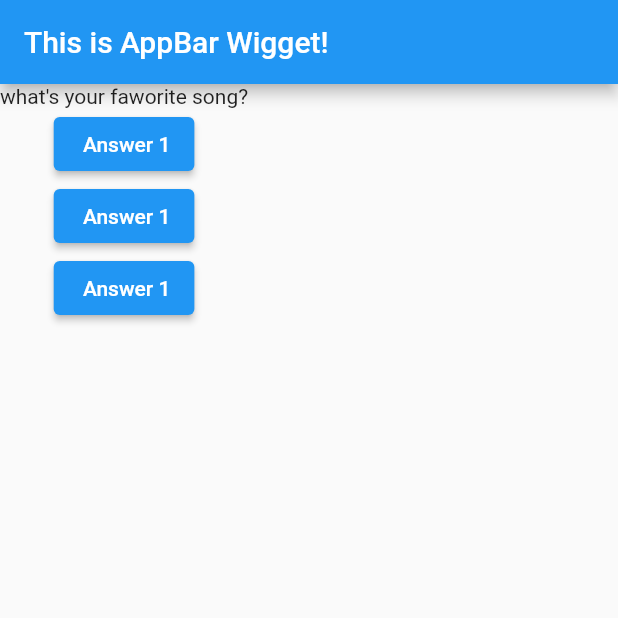
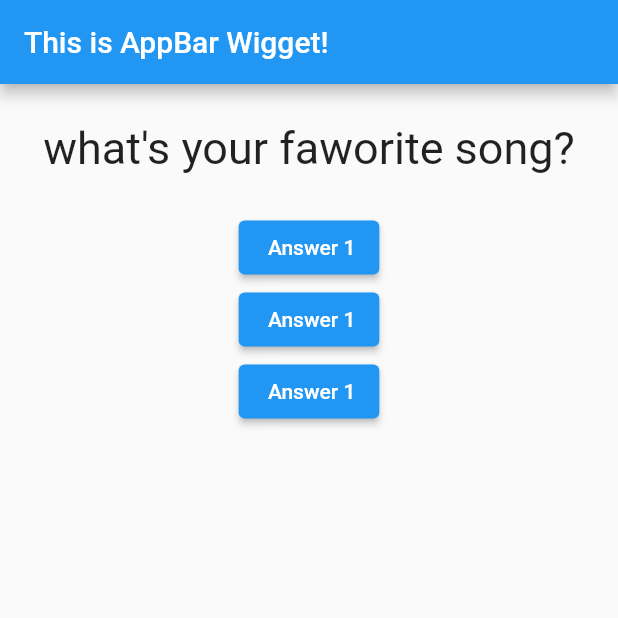
Before and after one commit to emil3time/flutter_quiz_app, a Flutter app: the screen it shows after launch, on a phone screen of 412 x 824 dp, the top half of it. Run offline on Flutter 3.47's test engine with Material 2 defaults, Android fonts, the phone set to English and light mode, and no system bars.

Commit message:
modified question class

```diff
--- a/lib/question.dart
+++ b/lib/question.dart
@@ -7,6 +7,17 @@ class Questions extends StatelessWidget {
 
   @override
   Widget build(BuildContext context) {
-    return Text(myQuestion);
+    return Container(
+      width: double.infinity,
+      alignment: Alignment.center,
+      padding: EdgeInsets.all(10.0),
+      margin: EdgeInsets.all(15.0),
+      child: Text(
+        myQuestion,
+        style: TextStyle(
+          fontSize: 30,
+        ),
+      ),
+    );
   }
 }
```
